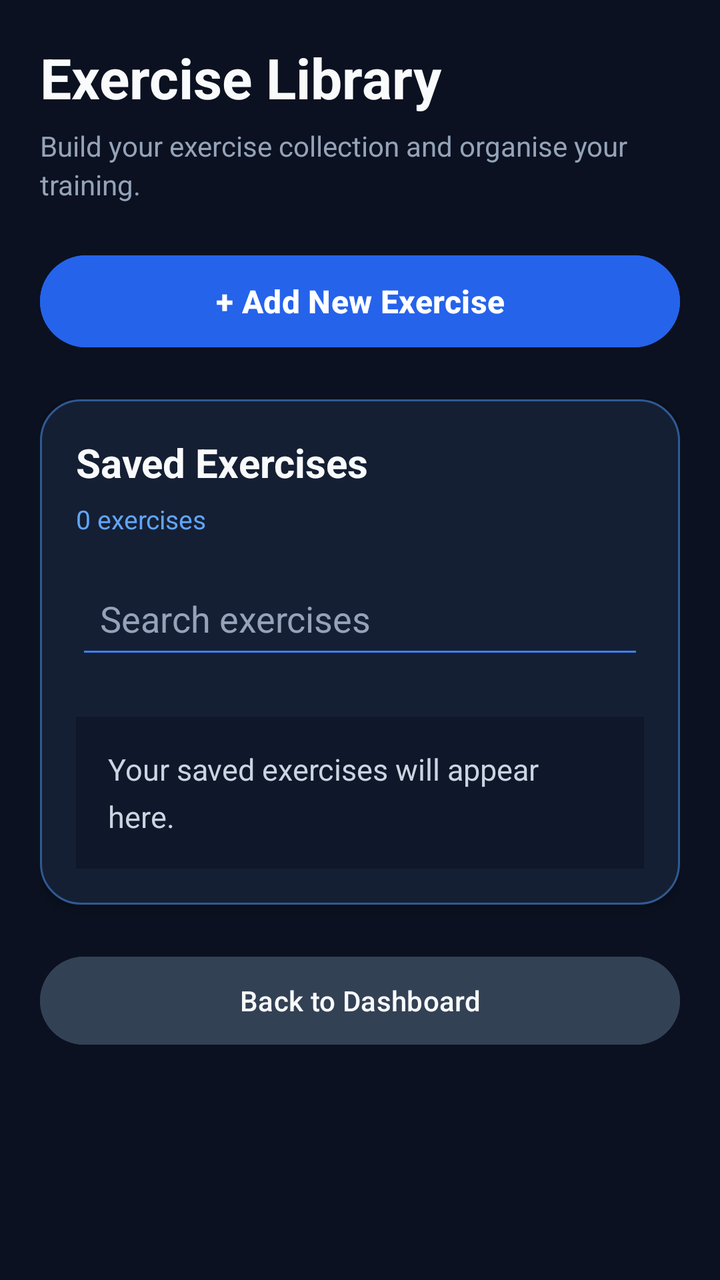
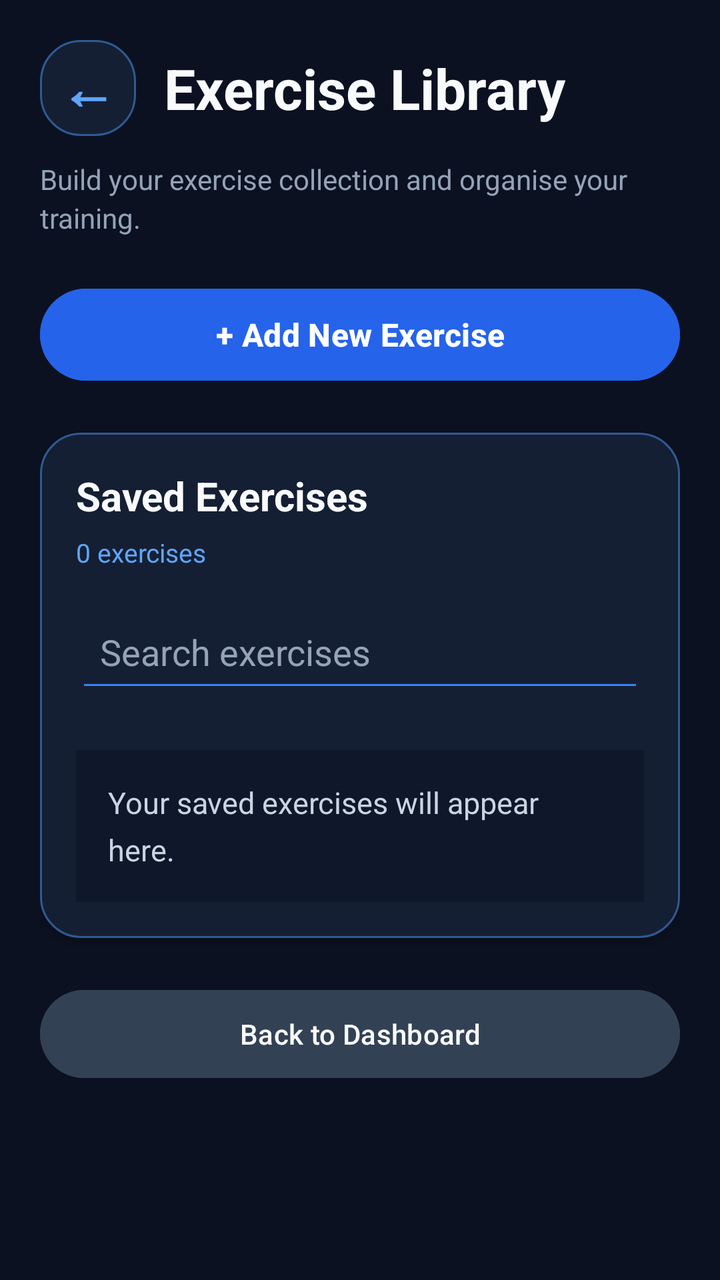

Two renders of the same Android screen: before a commit and after it. Below are the layout's source before the change and the commit's diff.
<!-- AndroidManifest.xml: application theme Theme.GymTrackerPro -->
<!-- res/layout/activity_exercises.xml -->
<?xml version="1.0" encoding="utf-8"?>
<ScrollView xmlns:android="http://schemas.android.com/apk/res/android"
    xmlns:app="http://schemas.android.com/apk/res-auto"
    android:layout_width="match_parent"
    android:layout_height="match_parent"
    android:background="#0B1120"
    android:fillViewport="true"
    android:scrollbars="none">

    <LinearLayout
        android:layout_width="match_parent"
        android:layout_height="wrap_content"
        android:orientation="vertical"
        android:padding="20dp">

        
        <TextView
            android:layout_width="match_parent"
            android:layout_height="wrap_content"
            android:text="Exercise Library"
            android:textColor="#F8FAFC"
            android:textSize="28sp"
            android:textStyle="bold" />

        <TextView
            android:layout_width="match_parent"
            android:layout_height="wrap_content"
            android:layout_marginTop="6dp"
            android:layout_marginBottom="22dp"
            android:text="Build your exercise collection and organise your training."
            android:textColor="#94A3B8"
            android:textSize="14sp"
            android:lineSpacingExtra="3dp" />

        
        <Button
            android:id="@+id/buttonToggleAdd"
            android:layout_width="match_parent"
            android:layout_height="54dp"
            android:backgroundTint="#2563EB"
            android:text="+ Add New Exercise"
            android:textAllCaps="false"
            android:textColor="#FFFFFF"
            android:textSize="16sp"
            android:textStyle="bold" />

        
        <LinearLayout
            android:id="@+id/cardAddExercise"
            android:layout_width="match_parent"
            android:layout_height="wrap_content"
            android:layout_marginTop="16dp"
            android:background="@drawable/bg_card"
            android:elevation="3dp"
            android:orientation="vertical"
            android:padding="18dp"
            android:visibility="gone">

            <TextView
                android:layout_width="match_parent"
                android:layout_height="wrap_content"
                android:layout_marginBottom="18dp"
                android:text="Add a new exercise"
                android:textColor="#F8FAFC"
                android:textSize="19sp"
                android:textStyle="bold" />

            <TextView
                android:layout_width="match_parent"
                android:layout_height="wrap_content"
                android:layout_marginBottom="6dp"
                android:text="Exercise name"
                android:textColor="#CBD5E1"
                android:textSize="14sp"
                android:textStyle="bold" />

            <EditText
                android:id="@+id/editExerciseName"
                android:layout_width="match_parent"
                android:layout_height="54dp"
                android:backgroundTint="#3B82F6"
                android:hint="e.g. Bench Press"
                android:inputType="textCapWords"
                android:padding="14dp"
                android:singleLine="true"
                android:textColor="#F8FAFC"
                android:textColorHint="#94A3B8" />

            <TextView
                android:layout_width="match_parent"
                android:layout_height="wrap_content"
                android:layout_marginTop="18dp"
                android:layout_marginBottom="6dp"
                android:text="Muscle group"
                android:textColor="#CBD5E1"
                android:textSize="14sp"
                android:textStyle="bold" />

            <Spinner
                android:id="@+id/spinnerMuscleGroup"
                android:layout_width="match_parent"
                android:layout_height="54dp"
                android:backgroundTint="#3B82F6"
                android:paddingStart="10dp"
                android:paddingEnd="10dp" />

            <Button
                android:id="@+id/buttonSaveExercise"
                android:layout_width="match_parent"
                android:layout_height="54dp"
                android:layout_marginTop="22dp"
                android:backgroundTint="#2563EB"
                android:text="Save Exercise"
                android:textAllCaps="false"
                android:textColor="#FFFFFF"
                android:textSize="16sp"
                android:textStyle="bold" />

        </LinearLayout>

        
        <LinearLayout
            android:layout_width="match_parent"
            android:layout_height="wrap_content"
            android:layout_marginTop="22dp"
            android:background="@drawable/bg_card"
            android:elevation="3dp"
            android:orientation="vertical"
            android:padding="18dp">

            <TextView
                android:layout_width="match_parent"
                android:layout_height="wrap_content"
                android:layout_marginBottom="6dp"
                android:text="Saved Exercises"
                android:textColor="#F8FAFC"
                android:textSize="20sp"
                android:textStyle="bold" />

            <TextView
                android:id="@+id/textExerciseCount"
                android:layout_width="match_parent"
                android:layout_height="wrap_content"
                android:layout_marginBottom="16dp"
                android:text="0 exercises"
                android:textColor="#60A5FA"
                android:textSize="13sp" />

            
            <EditText
                android:id="@+id/editSearchExercise"
                android:layout_width="match_parent"
                android:layout_height="50dp"
                android:backgroundTint="#3B82F6"
                android:hint="Search exercises"
                android:inputType="text"
                android:padding="12dp"
                android:singleLine="true"
                android:textColor="#F8FAFC"
                android:textColorHint="#94A3B8" />

            
            <HorizontalScrollView
                android:layout_width="match_parent"
                android:layout_height="wrap_content"
                android:layout_marginTop="12dp"
                android:layout_marginBottom="12dp"
                android:scrollbars="none">

                <com.google.android.material.chip.ChipGroup
                    android:id="@+id/chipGroupMuscle"
                    android:layout_width="wrap_content"
                    android:layout_height="wrap_content"
                    app:singleLine="true"
                    app:singleSelection="true" />

            </HorizontalScrollView>

            
            <TextView
                android:id="@+id/textExerciseEmpty"
                android:layout_width="match_parent"
                android:layout_height="wrap_content"
                android:minHeight="70dp"
                android:background="#0F172A"
                android:lineSpacingExtra="6dp"
                android:padding="16dp"
                android:text="Your saved exercises will appear here."
                android:textColor="#CBD5E1"
                android:textSize="15sp" />

            
            <LinearLayout
                android:id="@+id/containerExercises"
                android:layout_width="match_parent"
                android:layout_height="wrap_content"
                android:orientation="vertical" />

            
            <TextView
                android:id="@+id/textExerciseList"
                android:layout_width="match_parent"
                android:layout_height="wrap_content"
                android:visibility="gone" />

        </LinearLayout>

        
        <Button
            android:id="@+id/buttonBackHome"
            android:layout_width="match_parent"
            android:layout_height="52dp"
            android:layout_marginTop="22dp"
            android:layout_marginBottom="12dp"
            android:backgroundTint="#334155"
            android:text="Back to Dashboard"
            android:textAllCaps="false"
            android:textColor="#F8FAFC" />

    </LinearLayout>

</ScrollView>
<!-- resources referenced by this layout -->
<resources>
  <!-- drawable bg_card (drawable) -->
  <?xml version="1.0" encoding="utf-8"?>
  <shape xmlns:android="http://schemas.android.com/apk/res/android" android:shape="rectangle">
      <solid android:color="@color/gt_surface" />
      <corners android:radius="20dp" />
      <stroke android:width="1dp" android:color="@color/gt_stroke" />
  </shape>
  <style name="Theme.GymTrackerPro" parent="Base.Theme.GymTrackerPro" />
  <color name="gt_surface">#151F33</color>
  <color name="gt_stroke">#2F5A94</color>
  <style name="Base.Theme.GymTrackerPro" parent="Theme.Material3.Dark.NoActionBar">
          <item name="colorPrimary">@color/gt_blue</item>
          <item name="colorSurface">@color/gt_surface</item>
          <item name="android:windowBackground">@color/gt_background</item>
  
          
          <item name="android:statusBarColor">@color/gt_background</item>
          <item name="android:navigationBarColor">@color/gt_background</item>
          <item name="android:windowLightStatusBar">false</item>
      </style>
  <color name="gt_blue">#60A5FA</color>
  <color name="gt_background">#0B1120</color>
</resources>

<!-- the commit's change to res/layout/activity_exercises.xml (unified diff, before → after) -->
@@ -14,13 +14,38 @@
         android:padding="20dp">
 
         
-        <TextView
-            android:layout_width="match_parent"
-            android:layout_height="wrap_content"
-            android:text="Exercise Library"
-            android:textColor="#F8FAFC"
-            android:textSize="28sp"
-            android:textStyle="bold" />
+        <LinearLayout
+            android:layout_width="match_parent"
+            android:layout_height="wrap_content"
+            android:orientation="horizontal"
+            android:gravity="center_vertical"
+            android:layout_marginBottom="6dp">
+
+            <TextView
+                android:id="@+id/buttonBackArrow"
+                android:layout_width="48dp"
+                android:layout_height="48dp"
+                android:background="@drawable/bg_card"
+                android:gravity="center"
+                android:text="←"
+                android:textColor="#60A5FA"
+                android:textSize="28sp"
+                android:textStyle="bold"
+                android:clickable="true"
+                android:focusable="true"
+                android:contentDescription="Back to Dashboard" />
+
+            <TextView
+                android:layout_width="0dp"
+                android:layout_height="wrap_content"
+                android:layout_weight="1"
+                android:layout_marginStart="14dp"
+                android:text="Exercise Library"
+                android:textColor="#F8FAFC"
+                android:textSize="28sp"
+                android:textStyle="bold" />
+
+        </LinearLayout>
 
         <TextView
             android:layout_width="match_parent"
